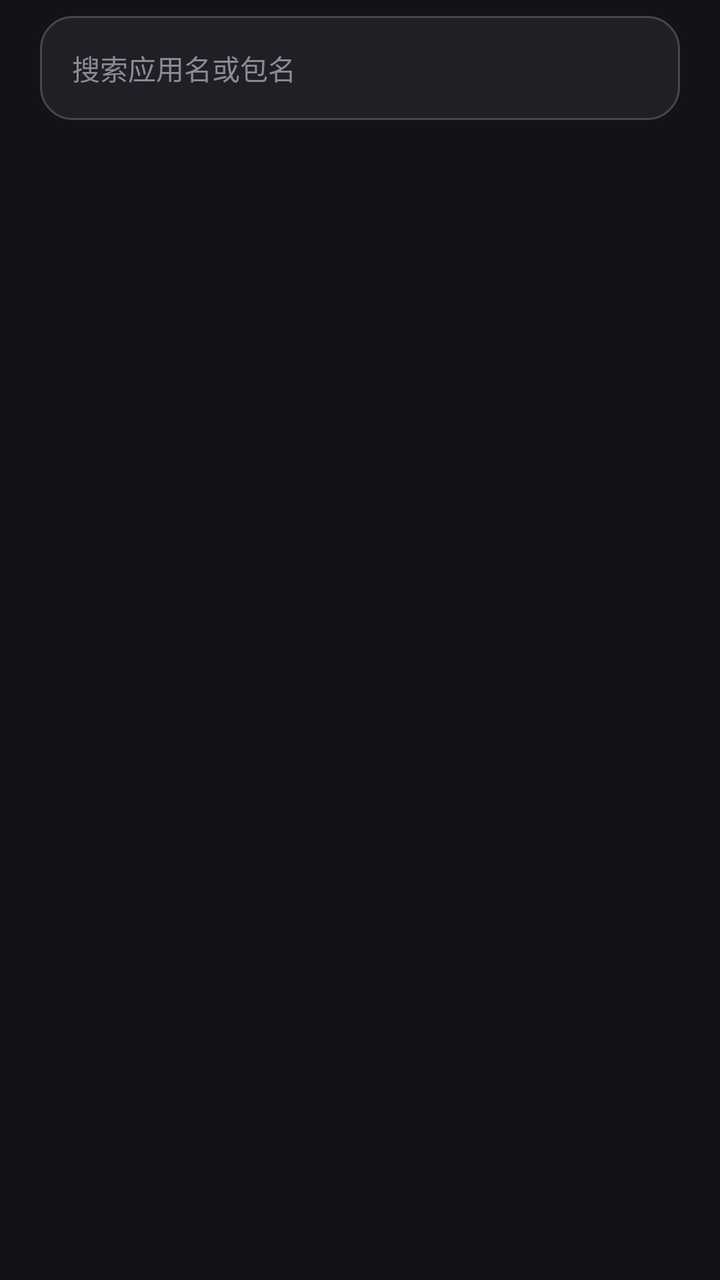
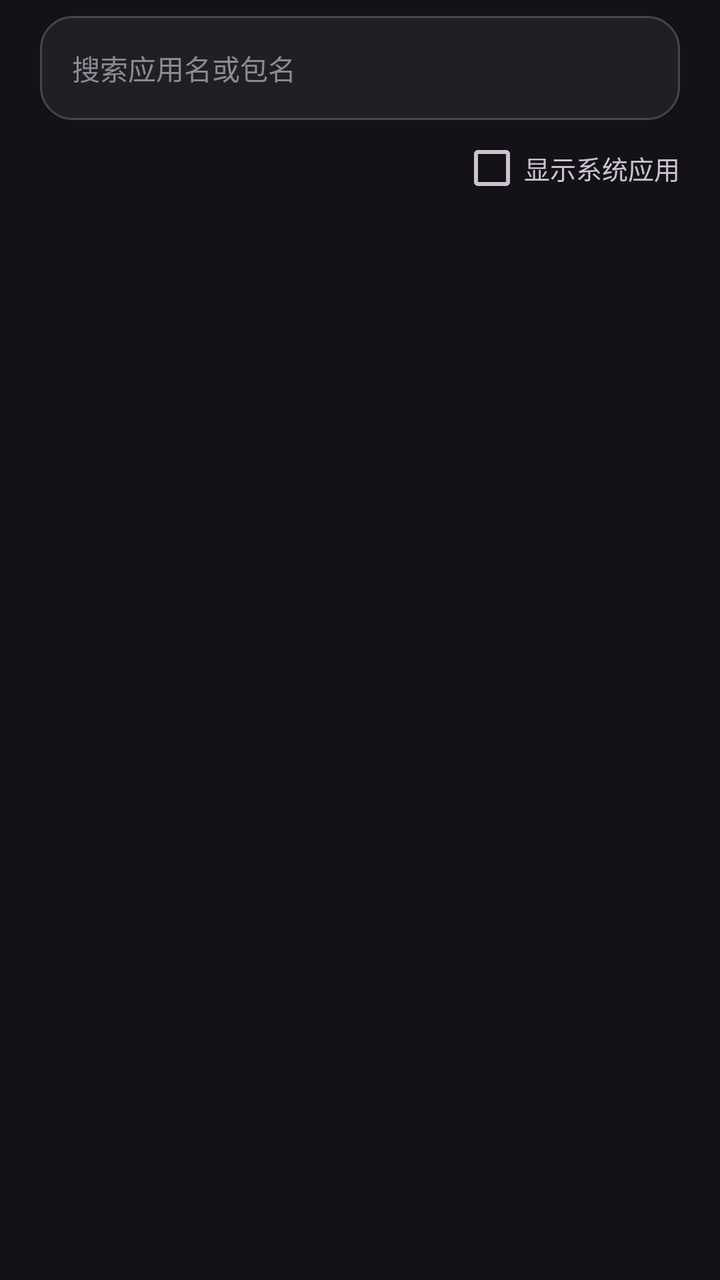

Compare the two renders of this Android layout. The source of the first and the diff that turns it into the second are given below.
<!-- AndroidManifest.xml: application theme AppTheme -->
<!-- res/layout/dialog_whitelist.xml -->
<?xml version="1.0" encoding="utf-8"?>
<LinearLayout xmlns:android="http://schemas.android.com/apk/res/android"
    android:layout_width="match_parent"
    android:layout_height="match_parent"
    android:orientation="vertical"
    android:paddingStart="20dp"
    android:paddingEnd="20dp"
    android:paddingTop="8dp"
    android:paddingBottom="8dp">

    <EditText
        android:id="@+id/et_search"
        android:layout_width="match_parent"
        android:layout_height="52dp"
        android:background="@drawable/bg_input"
        android:hint="搜索应用名或包名"
        android:inputType="text"
        android:paddingStart="16dp"
        android:paddingEnd="16dp"
        android:singleLine="true"
        android:textColor="#E6E0E9"
        android:textColorHint="#8E8A94"
        android:textSize="14sp" />

    <ListView
        android:id="@+id/lv_apps"
        android:layout_width="match_parent"
        android:layout_height="0dp"
        android:layout_weight="1"
        android:layout_marginTop="8dp"
        android:divider="@null"
        android:scrollbars="none" />

</LinearLayout>
<!-- resources referenced by this layout -->
<resources>
  <!-- drawable bg_input (drawable) -->
  <?xml version="1.0" encoding="utf-8"?>
  <shape xmlns:android="http://schemas.android.com/apk/res/android" android:shape="rectangle">
      <solid android:color="#211F26" />
      <corners android:radius="16dp" />
      <stroke android:width="1dp" android:color="#49454F" />
  </shape>
  <style name="AppTheme" parent="android:Theme.Material.NoActionBar">
          <item name="android:windowBackground">#141218</item>
          <item name="android:colorAccent">#D0BCFF</item>
          <item name="android:statusBarColor">#141218</item>
          <item name="android:navigationBarColor">#141218</item>
          <item name="android:windowLightStatusBar">false</item>
          <item name="android:textColorPrimary">#E6E0E9</item>
          <item name="android:textColorSecondary">#CAC4D0</item>
      </style>
</resources>

<!-- the commit's change to res/layout/dialog_whitelist.xml (unified diff, before → after) -->
@@ -22,12 +22,29 @@
         android:textColorHint="#8E8A94"
         android:textSize="14sp" />
 
+    <LinearLayout
+        android:layout_width="match_parent"
+        android:layout_height="wrap_content"
+        android:layout_marginTop="8dp"
+        android:gravity="end|center_vertical"
+        android:orientation="horizontal">
+
+        <CheckBox
+            android:id="@+id/cb_system"
+            android:layout_width="wrap_content"
+            android:layout_height="wrap_content"
+            android:text="显示系统应用"
+            android:textColor="#CAC4D0"
+            android:textSize="13sp" />
+
+    </LinearLayout>
+
     <ListView
         android:id="@+id/lv_apps"
         android:layout_width="match_parent"
         android:layout_height="0dp"
         android:layout_weight="1"
-        android:layout_marginTop="8dp"
+        android:layout_marginTop="4dp"
         android:divider="@null"
         android:scrollbars="none" />
 
